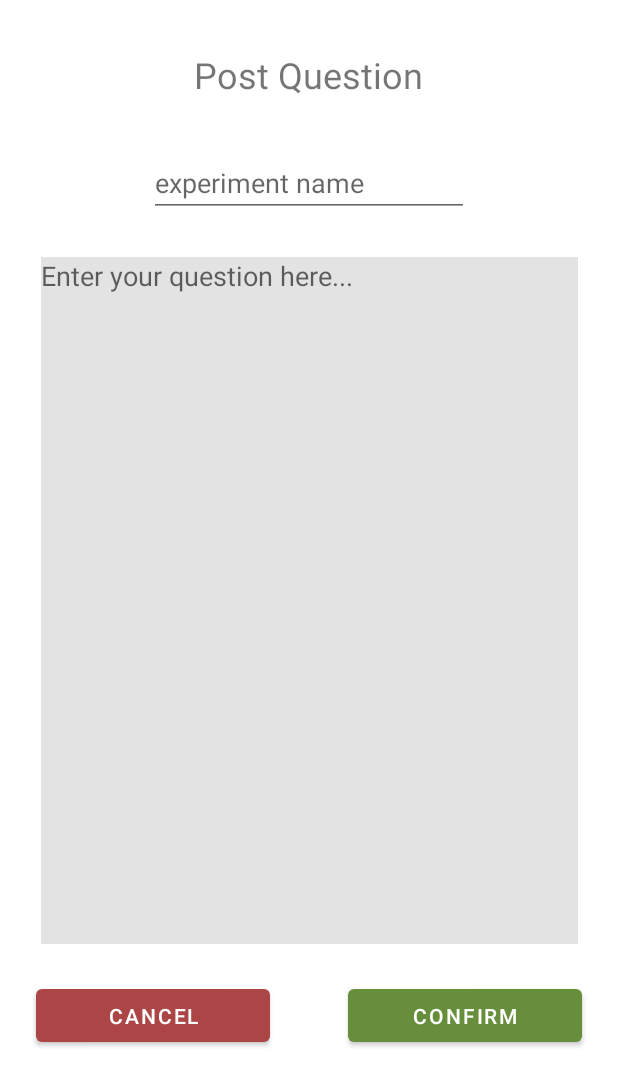
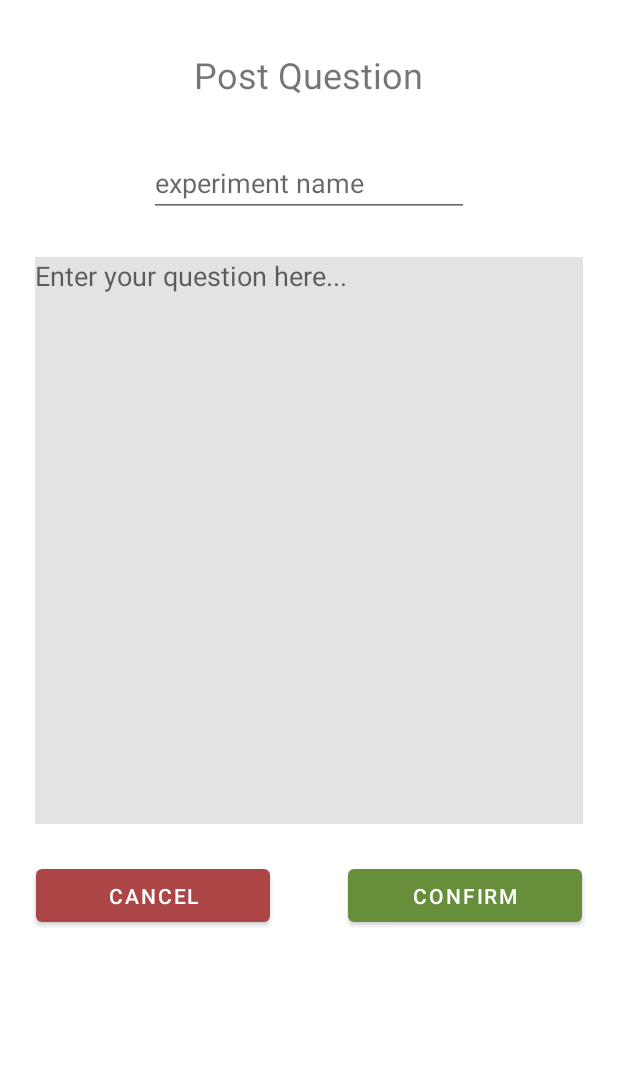
Before and after one commit to CMPUT301W21T20/SBeta, an Android app: the addQuestion screen opened directly, with no data from a screen before it, on a phone screen of 412 x 824 dp. Shown: the top 1086 px of the screen. Run offline under Robolectric (Android 15) with nearby library versions, the phone set to English and light mode, and no system bars; our stand-ins replace Firebase (no records; nobody signed in at launch, a user with empty details on screens opened directly).

Commit message:
minor changes

```diff
--- a/app/src/main/res/layout/activity_add_reply.xml
+++ b/app/src/main/res/layout/activity_add_reply.xml
@@ -8,8 +8,8 @@
 
     <TextView
         android:id="@+id/replyQues"
-        android:layout_width="337dp"
-        android:layout_height="246dp"
+        android:layout_width="352dp"
+        android:layout_height="189dp"
         android:layout_marginTop="32dp"
         android:textSize="24sp"
         app:layout_constraintEnd_toEndOf="parent"
--- a/app/src/main/res/layout/activity_reply_content.xml
+++ b/app/src/main/res/layout/activity_reply_content.xml
@@ -20,8 +20,8 @@
 
     <TextView
         android:id="@+id/reply_detail"
-        android:layout_width="338dp"
-        android:layout_height="369dp"
+        android:layout_width="336dp"
+        android:layout_height="309dp"
         android:layout_marginTop="20dp"
         android:background="#D1D1D1"
         android:textSize="24sp"
--- a/app/src/main/res/layout/add_questions.xml
+++ b/app/src/main/res/layout/add_questions.xml
@@ -21,8 +21,8 @@
 
     <EditText
         android:id="@+id/quesText"
-        android:layout_width="358dp"
-        android:layout_height="458dp"
+        android:layout_width="365dp"
+        android:layout_height="378dp"
         android:layout_marginTop="100dp"
         android:background="#E3E3E3"
         android:ems="10"
```
